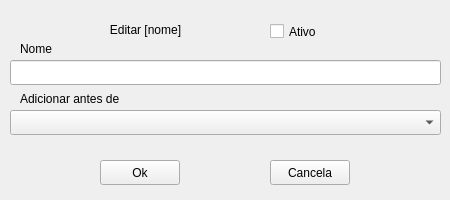
Above: ui/pessoas_edit.ui from vazerick/controle_gastos before the change. Below: the same form after it.
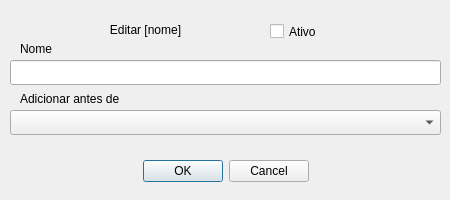
That is the form after the change.

What changed in the file:
```diff
--- a/ui/pessoas_edit.ui
+++ b/ui/pessoas_edit.ui
@@ -77,32 +77,6 @@
     </rect>
    </property>
   </widget>
-  <widget class="QPushButton" name="botaoOk">
-   <property name="geometry">
-    <rect>
-     <x>100</x>
-     <y>160</y>
-     <width>80</width>
-     <height>25</height>
-    </rect>
-   </property>
-   <property name="text">
-    <string>Ok</string>
-   </property>
-  </widget>
-  <widget class="QPushButton" name="botaoCancela">
-   <property name="geometry">
-    <rect>
-     <x>270</x>
-     <y>160</y>
-     <width>80</width>
-     <height>25</height>
-    </rect>
-   </property>
-   <property name="text">
-    <string>Cancela</string>
-   </property>
-  </widget>
   <widget class="QLabel" name="labelTitulo">
    <property name="geometry">
     <rect>
@@ -138,6 +112,22 @@
     <string>Ativo</string>
    </property>
   </widget>
+  <widget class="QDialogButtonBox" name="buttonBox">
+   <property name="geometry">
+    <rect>
+     <x>0</x>
+     <y>160</y>
+     <width>451</width>
+     <height>23</height>
+    </rect>
+   </property>
+   <property name="standardButtons">
+    <set>QDialogButtonBox::Cancel|QDialogButtonBox::Ok</set>
+   </property>
+   <property name="centerButtons">
+    <bool>true</bool>
+   </property>
+  </widget>
  </widget>
  <includes>
   <include location="local">Qt::SubWindow</include>
```
